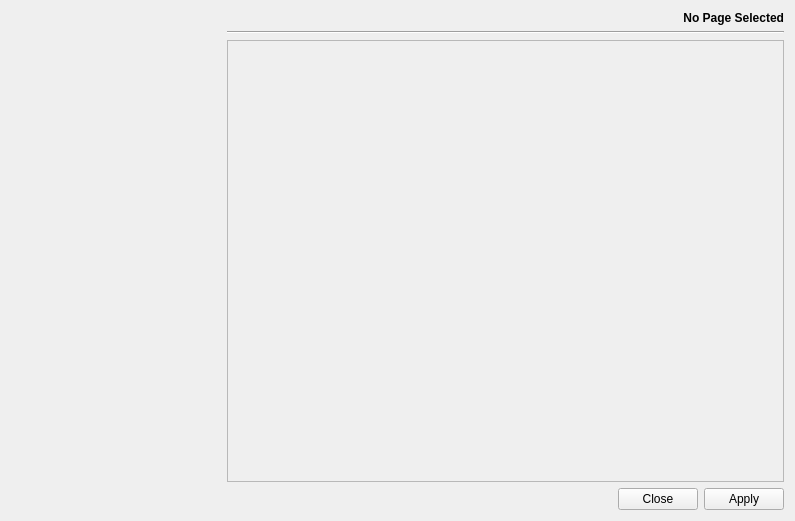
This is src/CoreGui/source/ConfigurationWidget.ui in JPNaude/Qtilities as Qt 5 draws it before an edit. The edited form follows.
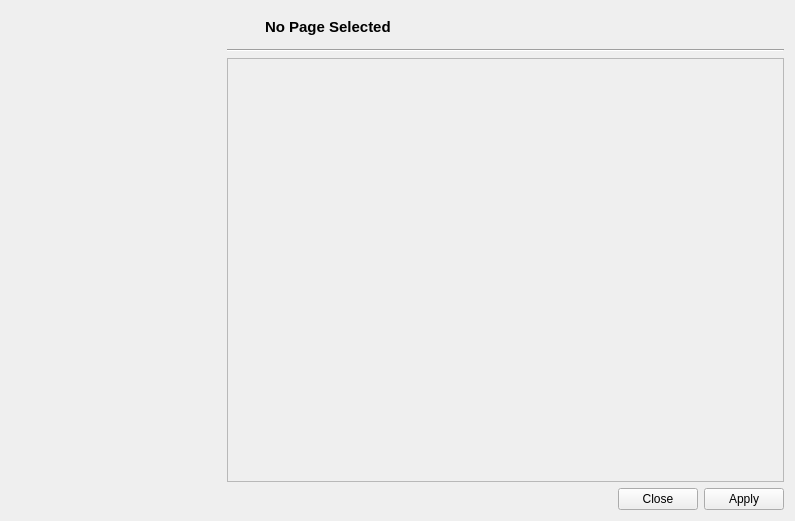
This is the edited form.

Commit message: Many updates to ConfigurationWidget: (1) It can now be searched, (2) It now shows a icon for the active page and the title is bigger and left aligned, (3) In tree mode the root of the tree is not decorated any more, (4) setActivePage() now selects the correct item in the observer widget

The edit to the form file:
```diff
--- a/src/CoreGui/source/ConfigurationWidget.ui
+++ b/src/CoreGui/source/ConfigurationWidget.ui
@@ -31,11 +31,25 @@
     </widget>
    </item>
    <item row="0" column="1">
-    <layout class="QVBoxLayout" name="verticalLayout">
-     <property name="bottomMargin">
-      <number>0</number>
+    <widget class="QLabel" name="lblPageIcon">
+     <property name="minimumSize">
+      <size>
+       <width>32</width>
+       <height>32</height>
+      </size>
      </property>
-     <item>
+     <property name="maximumSize">
+      <size>
+       <width>32</width>
+       <height>32</height>
+      </size>
+     </property>
+     <property name="text">
+      <string/>
+     </property>
+    </widget>
+   </item>
+   <item row="0" column="2">
       <widget class="QLabel" name="lblPageHeader">
        <property name="maximumSize">
         <size>
@@ -45,6 +59,7 @@
        </property>
        <property name="font">
         <font>
+       <pointsize>11</pointsize>
          <weight>75</weight>
          <bold>true</bold>
         </font>
@@ -53,18 +68,31 @@
         <string>No Page Selected</string>
        </property>
        <property name="alignment">
-        <set>Qt::AlignRight|Qt::AlignTrailing|Qt::AlignVCenter</set>
+      <set>Qt::AlignLeading|Qt::AlignLeft|Qt::AlignVCenter</set>
        </property>
       </widget>
      </item>
-     <item>
+   <item row="0" column="3">
+    <spacer name="horizontalSpacer_2">
+     <property name="orientation">
+      <enum>Qt::Horizontal</enum>
+     </property>
+     <property name="sizeHint" stdset="0">
+      <size>
+       <width>383</width>
+       <height>20</height>
+      </size>
+     </property>
+    </spacer>
+   </item>
+   <item row="1" column="1" colspan="3">
       <widget class="Line" name="line_2">
        <property name="orientation">
         <enum>Qt::Horizontal</enum>
        </property>
       </widget>
      </item>
-     <item>
+   <item row="2" column="1" colspan="3">
       <widget class="QFrame" name="configWidget">
        <property name="sizePolicy">
         <sizepolicy hsizetype="Expanding" vsizetype="Expanding">
@@ -86,9 +114,7 @@
        </property>
       </widget>
      </item>
-    </layout>
-   </item>
-   <item row="1" column="0" colspan="2">
+   <item row="3" column="0" colspan="4">
     <layout class="QVBoxLayout" name="verticalLayout_2">
      <item>
       <layout class="QHBoxLayout" name="horizontalLayout">
```
Left out of the diff: 2 changed lines with no effect on the pictures. Lines whose indentation alone changed are shown as unchanged. The commit also changes 1 other file.
